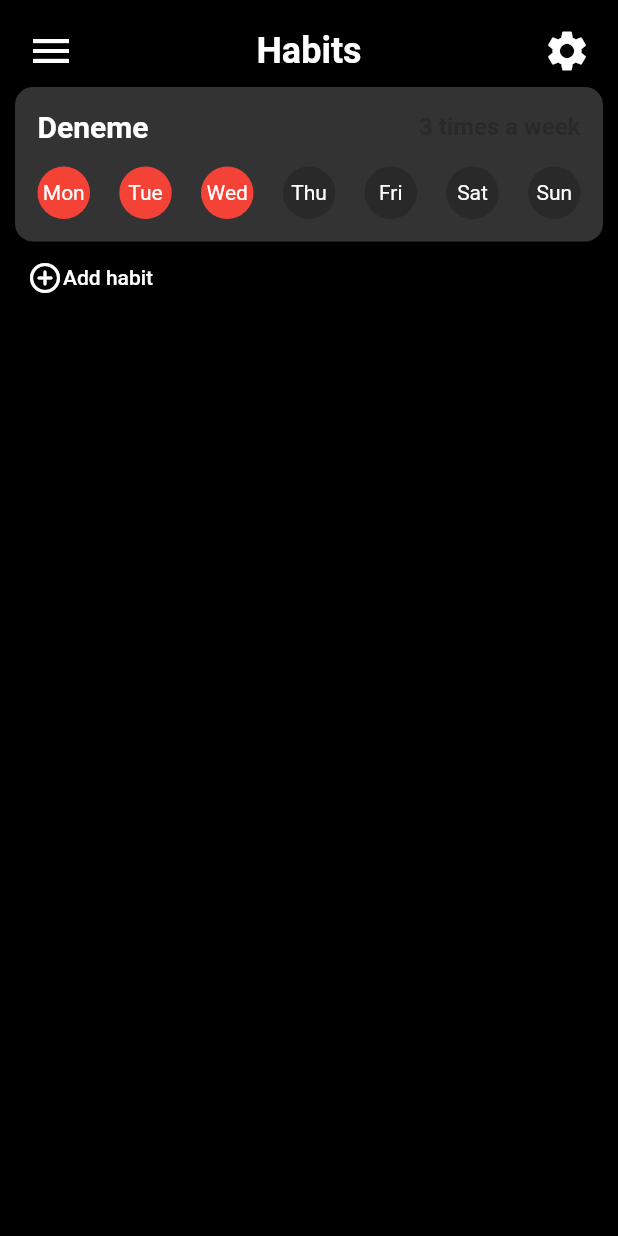
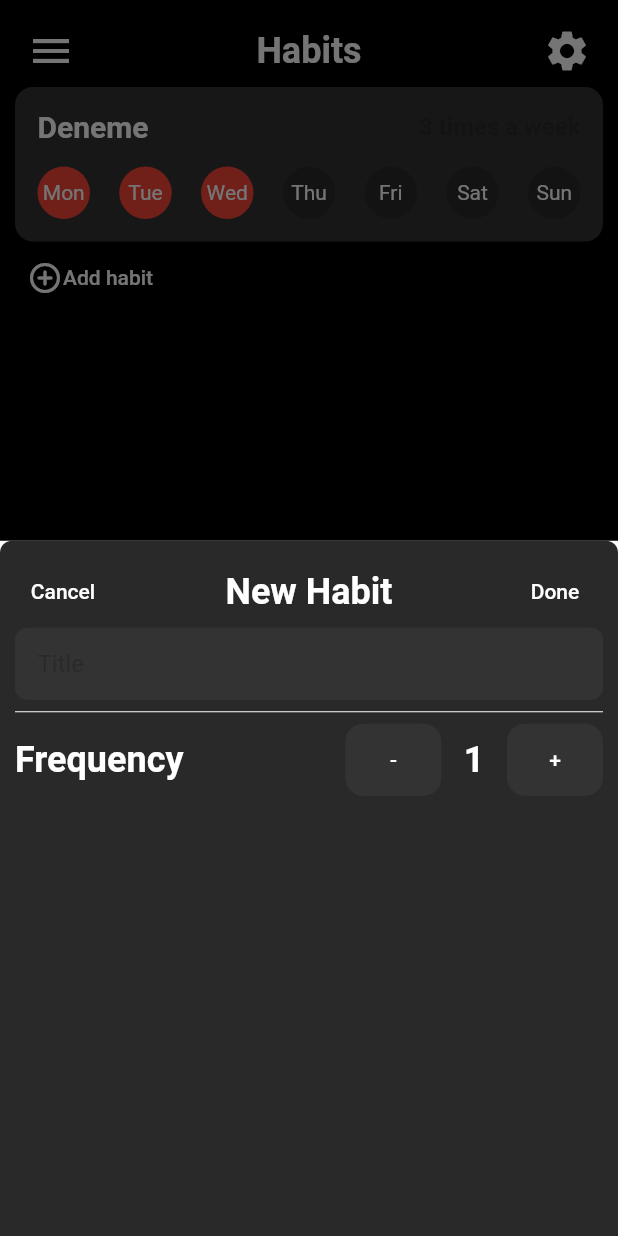
Before and after one commit to TolgaKT/haby, a Flutter app: the screen it shows after launch, after a tap on "Add habit", on a phone screen of 412 x 824 dp. Run offline on Flutter 3.47's test engine with Material 2 defaults, Android fonts, the phone set to English and light mode, and no system bars.

Commit message:
initial habit adder

```diff
--- /dev/null
+++ b/lib/components/custom_text_field.dart
@@ -0,0 +1,31 @@
+import 'package:flutter/material.dart';
+import 'package:haby/constants.dart';
+
+class CustomTextField extends StatelessWidget {
+  final TextEditingController controller;
+  final FocusNode node;
+
+  const CustomTextField(
+      {Key? key, required this.node, required this.controller})
+      : super(key: key);
+
+  @override
+  Widget build(BuildContext context) {
+    return Container(
+      decoration: BoxDecoration(
+          borderRadius: BorderRadius.circular(8),
+          color: kHabitTileBackgroundColor),
+      child: TextFormField(
+        decoration: const InputDecoration(
+          contentPadding: EdgeInsets.symmetric(vertical: 10.0, horizontal: 15),
+          border: InputBorder.none,
+          hintText: 'Title',
+          hintStyle: TextStyle(fontSize: 16.0, color: kHabitDayBackgroundColor),
+        ),
+        controller: controller,
+        focusNode: node,
+        style: const TextStyle(color: Colors.white),
+      ),
+    );
+  }
+}
--- /dev/null
+++ b/lib/components/habit_adder.dart
@@ -0,0 +1,132 @@
+import 'package:flutter/material.dart';
+import 'package:haby/components/custom_text_field.dart';
+import 'package:haby/constants.dart';
+
+class HabitAdder extends StatefulWidget {
+  const HabitAdder({Key? key}) : super(key: key);
+
+  @override
+  _HabitAdderState createState() => _HabitAdderState();
+}
+
+class _HabitAdderState extends State<HabitAdder> {
+  late FocusNode _titleNode;
+  final TextEditingController _titleController = TextEditingController();
+  int _frequency = 1;
+
+  @override
+  void initState() {
+    // TODO: implement initState
+    super.initState();
+    _titleController.addListener(() {});
+    _titleNode = FocusNode();
+  }
+
+  @override
+  void dispose() {
+    // TODO: implement dispose
+    super.dispose();
+    _titleNode.dispose();
+    _titleController.dispose();
+  }
+
+  @override
+  Widget build(BuildContext context) {
+    return Container(
+      padding: const EdgeInsets.all(10),
+      decoration: const BoxDecoration(
+          color: kHabitDayBackgroundColor,
+          borderRadius: BorderRadius.only(
+              topLeft: Radius.circular(8), topRight: Radius.circular(8))),
+      child: Column(
+        children: [
+          Row(
+            mainAxisAlignment: MainAxisAlignment.spaceBetween,
+            children: [
+              TextButton(
+                  onPressed: () {
+                    Navigator.pop(context);
+                  },
+                  child: const Text(
+                    'Cancel',
+                    style: kButtonTextStyle,
+                  )),
+              const Text(
+                'New Habit',
+                style: kTitleTextStyle,
+              ),
+              TextButton(
+                  onPressed: () {
+                    Navigator.pop(context);
+                  },
+                  child: const Text(
+                    'Done',
+                    style: kButtonTextStyle,
+                  )),
+            ],
+          ),
+          CustomTextField(node: _titleNode, controller: _titleController),
+          const Divider(
+            color: Colors.white,
+          ),
+          Row(
+            mainAxisAlignment: MainAxisAlignment.spaceBetween,
+            children: [
+              const Text(
+                'Frequency',
+                style: kTitleTextStyle,
+              ),
+              Row(
+                children: [
+                  Container(
+                    decoration: BoxDecoration(
+                        borderRadius: BorderRadius.circular(12),
+                        color: kHabitTileBackgroundColor),
+                    child: TextButton(
+                      child: const Text('-', style: kButtonTextStyle),
+                      onPressed: () {
+                        if (_frequency > 1) {
+                          setState(() {
+                            _frequency--;
+                          });
+                        }
+                      },
+                    ),
+                  ),
+                  const SizedBox(
+                    width: 15,
+                  ),
+                  Text(
+                    _frequency.toString(),
+                    style: kTitleTextStyle,
+                  ),
+                  const SizedBox(
+                    width: 15,
+                  ),
+                  Container(
+                    decoration: BoxDecoration(
+                        borderRadius: BorderRadius.circular(12),
+                        color: kHabitTileBackgroundColor),
+                    child: TextButton(
+                      child: const Text(
+                        '+',
+                        style: kButtonTextStyle,
+                      ),
+                      onPressed: () {
+                        if (_frequency < 7) {
+                          setState(() {
+                            _frequency++;
+                          });
+                        }
+                      },
+                    ),
+                  ),
+                ],
+              )
+            ],
+          )
+        ],
+      ),
+    );
+  }
+}
--- a/lib/views/habits_screen.dart
+++ b/lib/views/habits_screen.dart
@@ -1,4 +1,5 @@
 import 'package:flutter/material.dart';
+import 'package:haby/components/habit_adder.dart';
 import 'package:haby/components/habit_tile.dart';
 import 'package:haby/constants.dart';
 import 'package:haby/model/class_models/habit_model.dart';
@@ -52,7 +53,13 @@ class HabitsScreen extends StatelessWidget {
                     frequency: [1, 2, 3].length),
               ),
               TextButton(
-                  onPressed: () {},
+                  onPressed: () {
+                    showModalBottomSheet(
+                        context: context,
+                        builder: (context) {
+                          return const HabitAdder();
+                        });
+                  },
                   child: Row(
                     children: const [
                       Icon(
```
